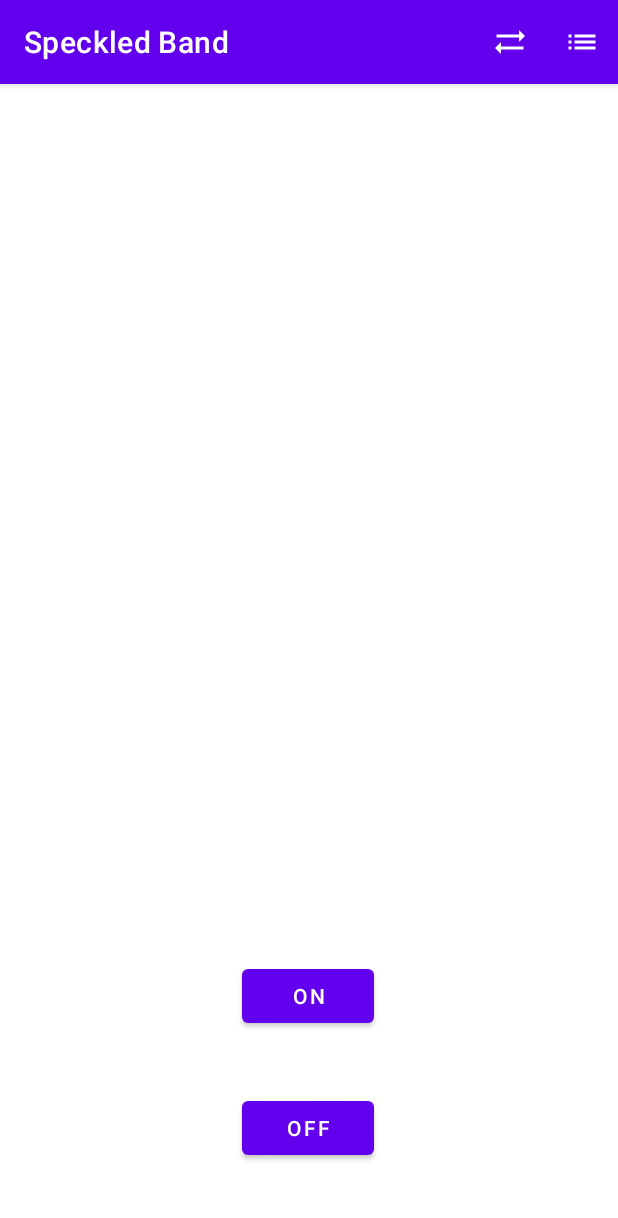
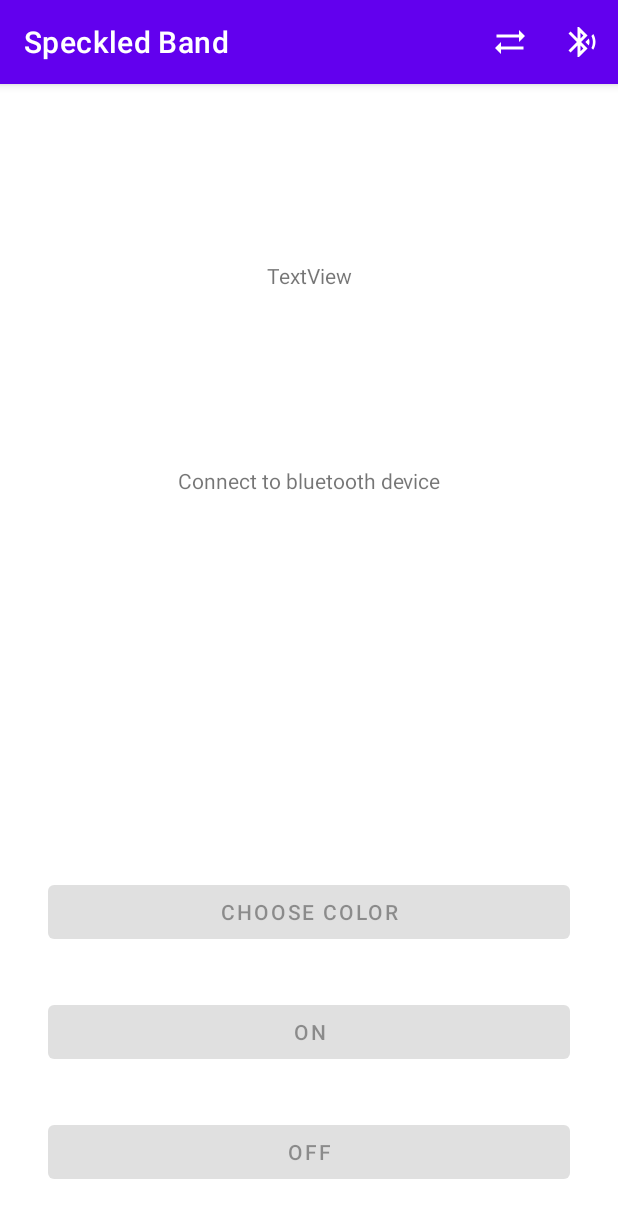
Before and after one commit to VetustusMosya/SpeckledBand, an Android app: the screen it shows after launch (ControlActivity), on a phone screen of 412 x 824 dp. Shown: the top 1218 px of the screen. Run offline under Robolectric (Android 15) with nearby library versions, the light colour scheme and no system bars; libraries missing offline, so code that uses them is left out: com.nvt.color.

Commit message:
color Picker done

```diff
--- a/app/build.gradle
+++ b/app/build.gradle
@@ -36,6 +36,7 @@ android {
 
 dependencies {
 
+    implementation 'com.github.novatien:SmartColorPicker:1.0.2'
     implementation 'androidx.core:core-ktx:1.7.0'
     implementation 'androidx.appcompat:appcompat:1.5.1'
     implementation 'com.google.android.material:material:1.7.0'
--- a/app/src/main/java/com/example/speckledband/BtConnection.kt
+++ b/app/src/main/java/com/example/speckledband/BtConnection.kt
@@ -1,22 +1,26 @@
 package com.example.speckledband
 
 import android.bluetooth.BluetoothAdapter
-import android.webkit.ConsoleMessage
+import java.io.IOException
 
-class BtConnection(private val adapter: BluetoothAdapter) {
+class BtConnection(private val adapter: BluetoothAdapter, val listener: RecievTread.Listener) {
     lateinit var cThread: ConnectThread
 
-    fun connect(mac: String){
+    fun connect(mac: String ){
         if (adapter.isEnabled && mac.isNotEmpty()) {
             val device = adapter.getRemoteDevice((mac))
             device.let {
-                cThread = ConnectThread(it)
+                cThread = ConnectThread(it, listener)
                 cThread.start()
             }
         }
     }
 
     fun sendMassage(message: String){
-        cThread.rThread.sendMassage(message.toByteArray())
+        try {
+            cThread.rThread.sendMassage(message.toByteArray())
+        } catch (i: IOException) {
+
+        }
     }
 }
--- a/app/src/main/java/com/example/speckledband/ControlActivity.kt
+++ b/app/src/main/java/com/example/speckledband/ControlActivity.kt
@@ -1,23 +1,27 @@
 package com.example.speckledband
 
 import android.bluetooth.BluetoothManager
-import android.content.Context
 import android.content.Intent
 import androidx.appcompat.app.AppCompatActivity
 import android.os.Bundle
 import android.util.Log
 import android.view.Menu
 import android.view.MenuItem
+import android.widget.Toast
 import androidx.activity.result.ActivityResultLauncher
 import androidx.activity.result.contract.ActivityResultContracts
+import androidx.core.graphics.toColor
 import com.example.speckledband.databinding.ActivityControlBinding
-import com.example.speckledband.databinding.ActivityMainBinding
+import com.nvt.color.ColorPickerDialog
+import java.io.IOException
 
-class ControlActivity : AppCompatActivity() {
+class ControlActivity : AppCompatActivity(), RecievTread.Listener {
     private lateinit var binding: ActivityControlBinding
     private lateinit var actListLauncher: ActivityResultLauncher<Intent>
     lateinit var btConnection: BtConnection
     private var listItem: ListItem? = null
+    private var rememberMac: String? = "00:21:13:00:60:87"
+    private var rememberColor: Int? = -1
 
     override fun onCreate(savedInstanceState: Bundle?) {
         super.onCreate(savedInstanceState)
@@ -27,18 +31,40 @@ class ControlActivity : AppCompatActivity() {
         init()
         binding.apply {
             btnOff.setOnClickListener{
-                btConnection.sendMassage("0")
+                    btConnection.sendMassage("0")
             }
             btnOn.setOnClickListener{
-                btConnection.sendMassage("1")
+                    btConnection.sendMassage("1")
+            }
+            btnCooseColor.setOnClickListener {
+                val colorPicker = ColorPickerDialog(
+                    this@ControlActivity,
+                    rememberColor!!, // color init
+                    true, // true is show alpha
+                    object : ColorPickerDialog.OnColorPickerListener {
+                        override fun onCancel(dialog: ColorPickerDialog?) {
+                            // handle click button Cancel
+                        }
+
+                        override fun onOk(dialog: ColorPickerDialog?, colorPicker: Int) {
+                            rememberColor = colorPicker
+                            binding.btnCooseColor.setBackgroundColor(colorPicker)
+                            binding.textView3.text = colorPicker.toString()
+                            Log.d("MyLog", colorPicker.toUInt().toString(16))
+                            btConnection.sendMassage(colorPicker.toUInt().toString(16))
+                        }
+                    })
+                colorPicker.show()
             }
         }
+
     }
 
-    private fun init(){
-        val btManager = getSystemService(Context.BLUETOOTH_SERVICE) as BluetoothManager
+
+private fun init(){
+        val btManager = getSystemService(BLUETOOTH_SERVICE) as BluetoothManager
         val btAdapter = btManager.adapter
-        btConnection = BtConnection(btAdapter)
+        btConnection = BtConnection(btAdapter, this)
     }
 
     override fun onCreateOptionsMenu(menu: Menu?): Boolean {
@@ -51,7 +77,11 @@ class ControlActivity : AppCompatActivity() {
             actListLauncher.launch(Intent(this, ListActivity::class.java))
         } else if(item.itemId == R.id.id_connect) {
             listItem.let {
-                btConnection.connect(it?.mac!!)
+                if (it?.mac != null) {
+                    btConnection.connect(it.mac)
+                } else {
+                    btConnection.connect(rememberMac!!)
+                }
             }
         }
         return super.onOptionsItemSelected(item)
@@ -66,4 +96,19 @@ class ControlActivity : AppCompatActivity() {
         }
 
     }
+
+    override fun onReceive(message: String) {
+        runOnUiThread{
+            binding.textView.text = message
+            if(message == "Connected :)"){
+                binding.btnOn.isEnabled = true
+                binding.btnOff.isEnabled = true
+                binding.btnCooseColor.isEnabled = true
+            } else {
+                binding.btnOn.isEnabled = false
+                binding.btnOff.isEnabled = false
+                binding.btnCooseColor.isEnabled = false
+            }
+        }
+    }
 }
--- /dev/null
+++ b/app/src/main/res/drawable/ic_baseline_bluetooth_audio_24.xml
@@ -0,0 +1,5 @@
+<vector android:height="24dp" android:tint="#FFFFFF"
+    android:viewportHeight="24" android:viewportWidth="24"
+    android:width="24dp" xmlns:android="http://schemas.android.com/apk/res/android">
+    <path android:fillColor="@android:color/white" android:pathData="M14.24,12.01l2.32,2.32c0.28,-0.72 0.44,-1.51 0.44,-2.33 0,-0.82 -0.16,-1.59 -0.43,-2.31l-2.33,2.32zM19.53,6.71l-1.26,1.26c0.63,1.21 0.98,2.57 0.98,4.02s-0.36,2.82 -0.98,4.02l1.2,1.2c0.97,-1.54 1.54,-3.36 1.54,-5.31 -0.01,-1.89 -0.55,-3.67 -1.48,-5.19zM15.71,7.71L10,2L9,2v7.59L4.41,5 3,6.41 8.59,12 3,17.59 4.41,19 9,14.41L9,22h1l5.71,-5.71 -4.3,-4.29 4.3,-4.29zM11,5.83l1.88,1.88L11,9.59L11,5.83zM12.88,16.29L11,18.17v-3.76l1.88,1.88z"/>
+</vector>
--- a/app/src/main/res/layout/activity_control.xml
+++ b/app/src/main/res/layout/activity_control.xml
@@ -2,30 +2,74 @@
 <androidx.constraintlayout.widget.ConstraintLayout xmlns:android="http://schemas.android.com/apk/res/android"
     xmlns:app="http://schemas.android.com/apk/res-auto"
     xmlns:tools="http://schemas.android.com/tools"
+    android:id="@+id/controlText"
     android:layout_width="match_parent"
     android:layout_height="match_parent"
+    android:clickable="false"
     tools:context=".ControlActivity">
 
     <Button
         android:id="@+id/btnOn"
-        android:layout_width="wrap_content"
+        android:layout_width="0dp"
         android:layout_height="wrap_content"
+        android:layout_marginStart="32dp"
+        android:layout_marginEnd="32dp"
+        android:layout_marginBottom="32dp"
+        android:enabled="false"
         android:text="On"
         app:layout_constraintBottom_toTopOf="@+id/btnOff"
         app:layout_constraintEnd_toEndOf="parent"
-        app:layout_constraintHorizontal_bias="0.498"
+        app:layout_constraintHorizontal_bias="0.0"
+        app:layout_constraintStart_toStartOf="parent" />
+
+    <Button
+        android:id="@+id/btnCooseColor"
+        android:layout_width="0dp"
+        android:layout_height="wrap_content"
+        android:layout_marginStart="32dp"
+        android:layout_marginEnd="32dp"
+        android:layout_marginBottom="32dp"
+        android:enabled="false"
+        android:text="Choose color"
+        app:layout_constraintBottom_toTopOf="@+id/btnOn"
+        app:layout_constraintEnd_toEndOf="parent"
+        app:layout_constraintHorizontal_bias="0.0"
         app:layout_constraintStart_toStartOf="parent"
         app:layout_constraintTop_toTopOf="parent"
-        app:layout_constraintVertical_bias="0.936" />
+        app:layout_constraintVertical_bias="1.0" />
 
     <Button
         android:id="@+id/btnOff"
-        android:layout_width="wrap_content"
+        android:layout_width="0dp"
         android:layout_height="wrap_content"
-        android:layout_marginBottom="48dp"
+        android:layout_marginStart="32dp"
+        android:layout_marginEnd="32dp"
+        android:layout_marginBottom="32dp"
+        android:enabled="false"
         android:text="Off"
         app:layout_constraintBottom_toBottomOf="parent"
         app:layout_constraintEnd_toEndOf="parent"
-        app:layout_constraintHorizontal_bias="0.498"
+        app:layout_constraintHorizontal_bias="0.0"
         app:layout_constraintStart_toStartOf="parent" />
+
+    <TextView
+        android:id="@+id/textView"
+        android:layout_width="wrap_content"
+        android:layout_height="wrap_content"
+        android:text="Connect to bluetooth device"
+        app:layout_constraintBottom_toTopOf="@+id/btnCooseColor"
+        app:layout_constraintEnd_toEndOf="parent"
+        app:layout_constraintStart_toStartOf="parent"
+        app:layout_constraintTop_toTopOf="parent" />
+
+    <TextView
+        android:id="@+id/textView3"
+        android:layout_width="wrap_content"
+        android:layout_height="wrap_content"
+        android:text="TextView"
+        app:layout_constraintBottom_toTopOf="@+id/textView"
+        app:layout_constraintEnd_toEndOf="parent"
+        app:layout_constraintStart_toStartOf="parent"
+        app:layout_constraintTop_toTopOf="parent" />
+
 </androidx.constraintlayout.widget.ConstraintLayout>
--- a/app/src/main/res/menu/control_menu.xml
+++ b/app/src/main/res/menu/control_menu.xml
@@ -10,5 +10,5 @@
         android:title="Bt List"
         android:orderInCategory="200"
         app:showAsAction="ifRoom"
-        android:icon="@drawable/ic_baseline_list_24"/>
+        android:icon="@drawable/ic_baseline_bluetooth_audio_24"/>
 </menu>
--- a/settings.gradle
+++ b/settings.gradle
@@ -6,10 +6,11 @@ pluginManagement {
     }
 }
 dependencyResolutionManagement {
-    repositoriesMode.set(RepositoriesMode.FAIL_ON_PROJECT_REPOS)
+    repositoriesMode.set(RepositoriesMode.PREFER_SETTINGS)
     repositories {
         google()
         mavenCentral()
+        maven { url 'https://jitpack.io' }
     }
 }
 rootProject.name = "Speckled Band"
```
Also changed, not shown: app/src/main/java/com/example/speckledband/ConnectThread.kt (+13 -12 lines), app/src/main/java/com/example/speckledband/RecievTread.kt (+7 -2 lines), app/src/main/res/layout/activity_main.xml (+14 -2 lines).
